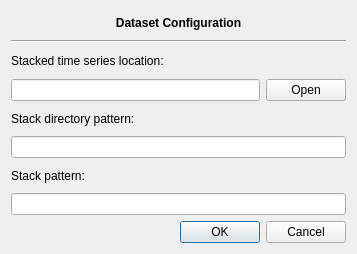
Old version of the form ui/ui_config.ui in the repository ceholden/TSTools.
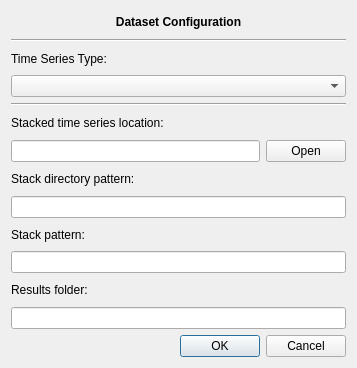
New version of the form.

Commit message: Initial work in allowing for "plugins" to this plugin that have different methods of handling the data/models, as long as they inherit from AbstractTimeSeries. Changed some features in configuration dialog to accomodate

The edit to the form file:
```diff
--- a/ui/ui_config.ui
+++ b/ui/ui_config.ui
@@ -7,28 +7,28 @@
     <x>0</x>
     <y>0</y>
     <width>357</width>
-    <height>254</height>
+    <height>368</height>
    </rect>
   </property>
   <property name="windowTitle">
    <string>Dialog</string>
   </property>
   <layout class="QGridLayout" name="gridLayout">
-   <item row="11" column="1">
+   <item row="16" column="1">
     <widget class="QDialogButtonBox" name="button_box">
      <property name="standardButtons">
       <set>QDialogButtonBox::Cancel|QDialogButtonBox::Ok</set>
      </property>
     </widget>
    </item>
-   <item row="7" column="0" colspan="2">
+   <item row="10" column="0" colspan="2">
     <widget class="QLineEdit" name="edit_stack">
      <property name="text">
       <string/>
      </property>
     </widget>
    </item>
-   <item row="6" column="0">
+   <item row="9" column="0">
     <widget class="QLabel" name="label_2">
      <property name="text">
       <string>Stack pattern:</string>
@@ -51,28 +51,28 @@
      </property>
     </widget>
    </item>
-   <item row="2" column="0" colspan="2">
+   <item row="5" column="0" colspan="2">
     <widget class="QLabel" name="lab_location">
      <property name="text">
       <string>Stacked time series location:</string>
      </property>
     </widget>
    </item>
-   <item row="5" column="0" colspan="2">
+   <item row="8" column="0" colspan="2">
     <widget class="QLineEdit" name="edit_image">
      <property name="text">
       <string/>
      </property>
     </widget>
    </item>
-   <item row="4" column="0">
+   <item row="7" column="0">
     <widget class="QLabel" name="label">
      <property name="text">
       <string>Stack directory pattern:</string>
      </property>
     </widget>
    </item>
-   <item row="3" column="0" colspan="2">
+   <item row="6" column="0" colspan="2">
     <layout class="QHBoxLayout" name="horizontalLayout">
      <item>
       <widget class="QLineEdit" name="edit_location"/>
@@ -93,6 +93,33 @@
      </property>
     </widget>
    </item>
+   <item row="11" column="0">
+    <widget class="QLabel" name="label_3">
+     <property name="text">
+      <string>Results folder:</string>
+     </property>
+    </widget>
+   </item>
+   <item row="12" column="0" colspan="2">
+    <widget class="QLineEdit" name="edit_results"/>
+   </item>
+   <item row="2" column="0">
+    <widget class="QLabel" name="label_4">
+     <property name="text">
+      <string>Time Series Type:</string>
+     </property>
+    </widget>
+   </item>
+   <item row="3" column="0" colspan="2">
+    <widget class="QComboBox" name="combox_ts_model"/>
+   </item>
+   <item row="4" column="0" colspan="2">
+    <widget class="Line" name="line_2">
+     <property name="orientation">
+      <enum>Qt::Horizontal</enum>
+     </property>
+    </widget>
+   </item>
   </layout>
  </widget>
  <resources/>
```
The commit also changes 6 other files.
